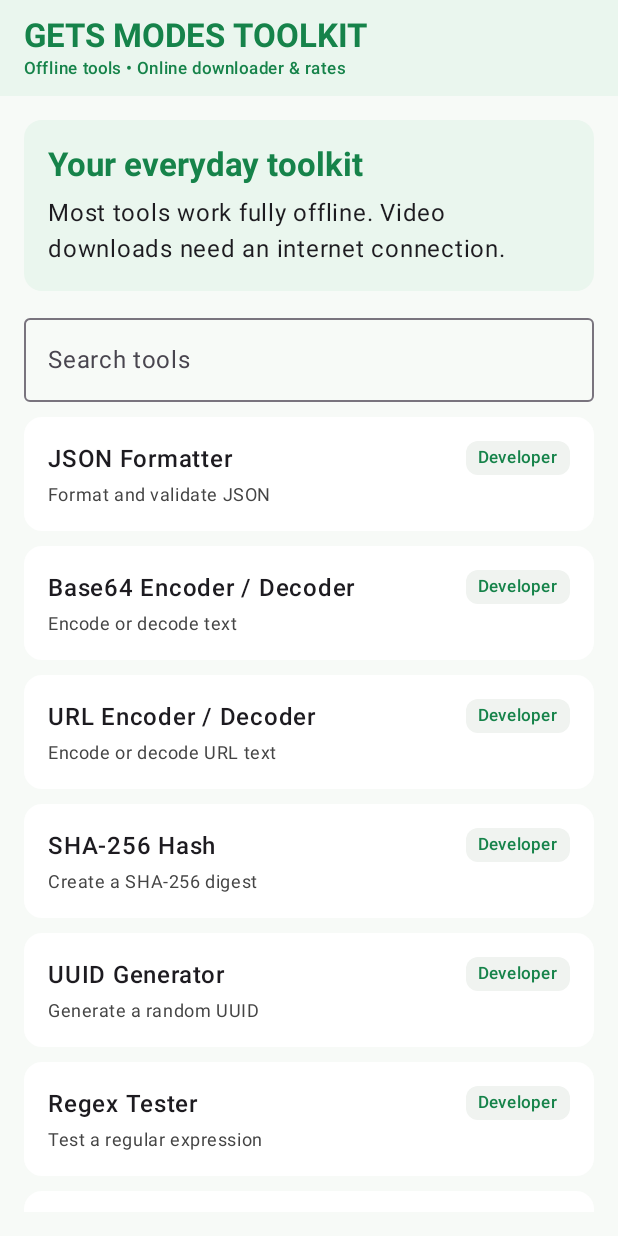
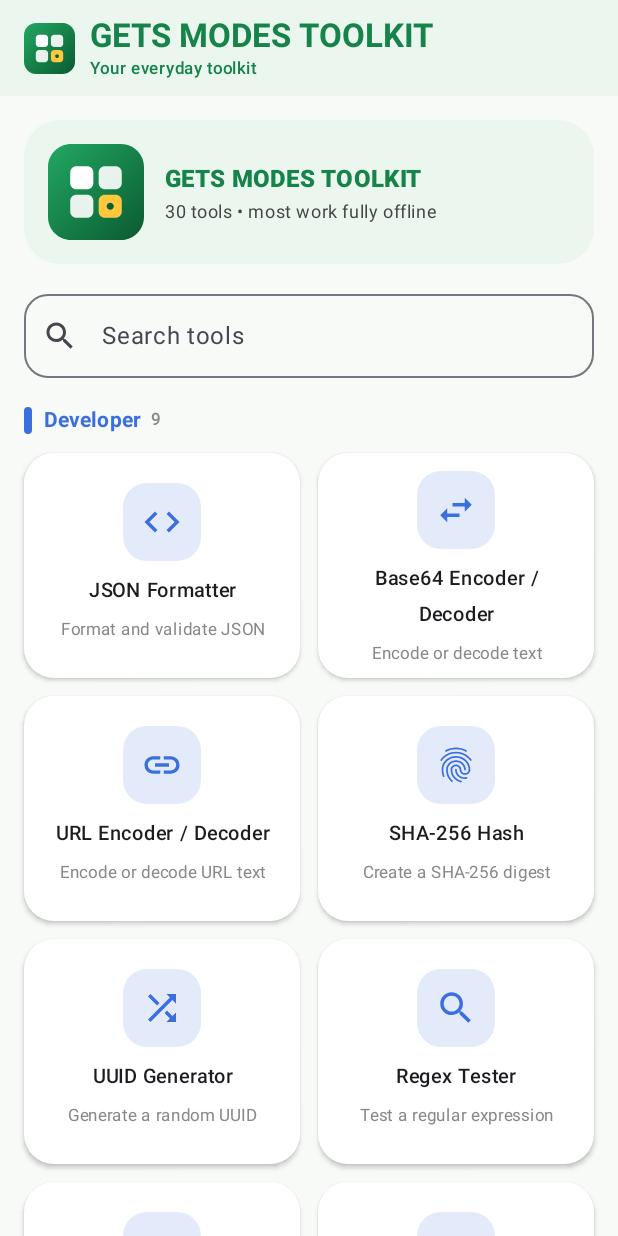
Before and after one commit to sahatanas43000-stack/GETS-MODES-TOOLKIT-, an Android app built with Jetpack Compose: the screen it shows after launch (MainActivity), on a phone screen of 412 x 824 dp. Run offline under Robolectric (Android 15) with nearby library versions, the phone set to English and light mode, and no system bars.

Commit message:
v2.3.0: app logo, redesigned home screen with per-tool icons; fix build
- New adaptive launcher icon and in-app logo
- Home screen grouped by category with a colored icon for every tool
- Opt in to ExperimentalMaterial3Api in VideoDownloaderScreen (fixes CI build)

Co-Authored-By: Claude Sonnet 5.5 <noreply@anthropic.com>
Claude-Session: https://claude.ai/code/session_013vFd5HPyYCgtsePGVLdr8j

```diff
--- a/app/build.gradle.kts
+++ b/app/build.gradle.kts
@@ -12,8 +12,8 @@ android {
         applicationId = "com.getsmodes.toolkit"
         minSdk = 26
         targetSdk = 35
-        versionCode = 4
-        versionName = "2.2.0"
+        versionCode = 5
+        versionName = "2.3.0"
     }
 
     buildFeatures {
--- a/app/src/main/AndroidManifest.xml
+++ b/app/src/main/AndroidManifest.xml
@@ -4,6 +4,8 @@
     <application
         android:allowBackup="true"
         android:label="GETS MODES TOOLKIT"
+        android:icon="@mipmap/ic_launcher"
+        android:roundIcon="@mipmap/ic_launcher_round"
         android:supportsRtl="true"
         android:theme="@android:style/Theme.Material.Light.NoActionBar">
         <activity
--- a/app/src/main/java/com/getsmodes/toolkit/MainActivity.kt
+++ b/app/src/main/java/com/getsmodes/toolkit/MainActivity.kt
@@ -9,23 +9,33 @@ import android.os.Environment
 import android.widget.Toast
 import androidx.activity.ComponentActivity
 import androidx.activity.compose.setContent
+import androidx.compose.foundation.Image
+import androidx.compose.foundation.background
 import androidx.compose.foundation.layout.*
+import androidx.compose.foundation.shape.RoundedCornerShape
 import androidx.compose.foundation.lazy.LazyColumn
 import androidx.compose.foundation.lazy.items
 import androidx.compose.foundation.text.selection.SelectionContainer
 import androidx.compose.material.icons.Icons
 import androidx.compose.material.icons.automirrored.filled.ArrowBack
-import androidx.compose.material.icons.filled.ContentCopy
+import androidx.compose.material.icons.automirrored.filled.Send
+import androidx.compose.material.icons.filled.*
 import androidx.compose.material.icons.filled.Download
 import androidx.compose.material3.*
 import androidx.compose.runtime.*
+import androidx.compose.ui.Alignment
 import androidx.compose.ui.Modifier
 import androidx.compose.ui.graphics.Color
+import androidx.compose.ui.graphics.vector.ImageVector
+import androidx.compose.ui.res.painterResource
 import androidx.compose.ui.platform.LocalClipboardManager
 import androidx.compose.ui.platform.LocalContext
 import androidx.compose.ui.text.AnnotatedString
 import androidx.compose.ui.text.font.FontWeight
+import androidx.compose.ui.text.style.TextAlign
+import androidx.compose.ui.text.style.TextOverflow
 import androidx.compose.ui.unit.dp
+import androidx.compose.ui.unit.sp
 import org.json.JSONArray
 import org.json.JSONObject
 import org.json.JSONTokener
@@ -50,39 +60,55 @@ class MainActivity : ComponentActivity() {
     }
 }
 
-private data class ToolItem(val title: String, val description: String, val category: String)
+private data class ToolItem(val title: String, val description: String, val category: String, val icon: ImageVector)
+
+private val categoryColors = mapOf(
+    "Developer" to Color(0xFF3B6FE0),
+    "Security" to Color(0xFF7A4FD6),
+    "Text" to Color(0xFFE07B2E),
+    "Telegram" to Color(0xFF229ED9),
+    "Notes" to Color(0xFFD9A400),
+    "QR" to Color(0xFF37474F),
+    "PDF" to Color(0xFFD93B3B),
+    "Converter" to Color(0xFF0E9AA7),
+    "Images" to Color(0xFFD6447A),
+    "Files" to Color(0xFF6B7A8A),
+    "Online" to Color(0xFF16834A)
+)
+
+private fun colorFor(category: String): Color = categoryColors[category] ?: Green
 
 private val toolItems = listOf(
-    ToolItem("JSON Formatter", "Format and validate JSON", "Developer"),
-    ToolItem("Base64 Encoder / Decoder", "Encode or decode text", "Developer"),
-    ToolItem("URL Encoder / Decoder", "Encode or decode URL text", "Developer"),
-    ToolItem("SHA-256 Hash", "Create a SHA-256 digest", "Developer"),
-    ToolItem("UUID Generator", "Generate a random UUID", "Developer"),
-    ToolItem("Regex Tester", "Test a regular expression", "Developer"),
-    ToolItem("Hash Generator", "MD5, SHA-1, SHA-256 and SHA-512 at once", "Developer"),
-    ToolItem("JWT Decoder", "Read a JWT header and payload (no signature check)", "Developer"),
-    ToolItem("Timestamp Converter", "Unix time to date, or leave empty for now", "Developer"),
-    ToolItem("Password Generator", "Secure random password (input = length)", "Security"),
-    ToolItem("Line Sorter", "Sort lines A-Z and trim blanks", "Text"),
-    ToolItem("Text Counter", "Count words, characters and lines", "Text"),
-    ToolItem("Case Converter", "Uppercase, lowercase and title case", "Text"),
-    ToolItem("Duplicate Line Remover", "Remove repeated lines", "Text"),
-    ToolItem("Telegram Post Formatter", "Prepare clean post text", "Telegram"),
-    ToolItem("Video Downloader", "Download direct video file links", "Online"),
-    ToolItem("Offline Notes", "Many private notes with search", "Notes"),
-    ToolItem("QR Code Generator", "Turn text or a link into a QR code", "QR"),
-    ToolItem("QR Code Scanner", "Scan with camera or from an image", "QR"),
-    ToolItem("Image to PDF", "Combine photos into one PDF", "PDF"),
-    ToolItem("Merge PDFs", "Join several PDF files into one", "PDF"),
-    ToolItem("Unit Converter", "Length, weight, volume, area, speed, data, temperature", "Converter"),
-    ToolItem("Currency Converter", "Live exchange rates, saved for offline use", "Online"),
-    ToolItem("ZIP Extractor", "Extract ZIP archives to app storage", "Files"),
-    ToolItem("Image Compressor", "Compress a photo offline", "Images"),
-    ToolItem("Image Resize", "Resize a photo offline", "Images"),
-    ToolItem("Manual Dress Editor", "Place and customize clothing overlays on a photo", "Images"),
-    ToolItem("Batch Rename", "Rename files in the app workspace", "Files"),
-    ToolItem("File Manager", "Browse files created by this app", "Files"),
-    ToolItem("Download History", "View video files downloaded by this app", "Online")
+    ToolItem("JSON Formatter", "Format and validate JSON", "Developer", Icons.Default.Code),
+    ToolItem("Base64 Encoder / Decoder", "Encode or decode text", "Developer", Icons.Default.SwapHoriz),
+    ToolItem("URL Encoder / Decoder", "Encode or decode URL text", "Developer", Icons.Default.Link),
+    ToolItem("SHA-256 Hash", "Create a SHA-256 digest", "Developer", Icons.Default.Fingerprint),
+    ToolItem("UUID Generator", "Generate a random UUID", "Developer", Icons.Default.Shuffle),
+    ToolItem("Regex Tester", "Test a regular expression", "Developer", Icons.Default.Search),
+    ToolItem("Hash Generator", "MD5, SHA-1, SHA-256 and SHA-512 at once", "Developer", Icons.Default.Tag),
+    ToolItem("JWT Decoder", "Read a JWT header and payload (no signature check)", "Developer", Icons.Default.VpnKey),
+    ToolItem("Timestamp Converter", "Unix time to date, or leave empty for now", "Developer", Icons.Default.Schedule),
+    ToolItem("Password Generator", "Secure random password (input = length)", "Security", Icons.Default.Key),
+    ToolItem("Text Counter", "Count words, characters and lines", "Text", Icons.Default.FormatListNumbered),
+    ToolItem("Case Converter", "Uppercase, lowercase and title case", "Text", Icons.Default.TextFields),
+    ToolItem("Duplicate Line Remover", "Remove repeated lines", "Text", Icons.Default.FilterList),
+    ToolItem("Line Sorter", "Sort lines A-Z and trim blanks", "Text", Icons.Default.SortByAlpha),
+    ToolItem("Telegram Post Formatter", "Prepare clean post text", "Telegram", Icons.AutoMirrored.Filled.Send),
+    ToolItem("Offline Notes", "Many private notes with search", "Notes", Icons.Default.StickyNote2),
+    ToolItem("QR Code Generator", "Turn text or a link into a QR code", "QR", Icons.Default.QrCode),
+    ToolItem("QR Code Scanner", "Scan with camera or from an image", "QR", Icons.Default.QrCodeScanner),
+    ToolItem("Image to PDF", "Combine photos into one PDF", "PDF", Icons.Default.PictureAsPdf),
+    ToolItem("Merge PDFs", "Join several PDF files into one", "PDF", Icons.Default.MergeType),
+    ToolItem("Unit Converter", "Length, weight, area, speed, data, temperature", "Converter", Icons.Default.Straighten),
+    ToolItem("Currency Converter", "Live exchange rates, saved for offline use", "Converter", Icons.Default.AttachMoney),
+    ToolItem("Image Compressor", "Compress a photo offline", "Images", Icons.Default.Compress),
+    ToolItem("Image Resize", "Resize a photo offline", "Images", Icons.Default.PhotoSizeSelectLarge),
+    ToolItem("Manual Dress Editor", "Place and customize clothing overlays on a photo", "Images", Icons.Default.Checkroom),
+    ToolItem("ZIP Extractor", "Extract ZIP archives to app storage", "Files", Icons.Default.FolderZip),
+    ToolItem("Batch Rename", "Rename files in the app workspace", "Files", Icons.Default.DriveFileRenameOutline),
+    ToolItem("File Manager", "Browse files created by this app", "Files", Icons.Default.Folder),
+    ToolItem("Video Downloader", "Download direct video file links", "Online", Icons.Default.Download),
+    ToolItem("Download History", "View video files downloaded by this app", "Online", Icons.Default.History)
 )
 
 @OptIn(ExperimentalMaterial3Api::class)
@@ -107,12 +133,16 @@ private fun ToolkitApp() {
             topBar = {
                 TopAppBar(
                     title = {
+                        Row(verticalAlignment = Alignment.CenterVertically) {
+                            Image(painterResource(R.drawable.ic_logo), contentDescription = "GETS MODES logo", modifier = Modifier.size(34.dp))
+                            Spacer(Modifier.width(10.dp))
                             Column {
-                            Text("GETS MODES TOOLKIT", fontWeight = FontWeight.Bold)
+                                Text(selected?.title ?: "GETS MODES TOOLKIT", fontWeight = FontWeight.Bold, maxLines = 1, overflow = TextOverflow.Ellipsis)
                                 Text(
-                                if (selected == null) "Offline tools • Online downloader & rates" else selected!!.category,
+                                    if (selected == null) "Your everyday toolkit" else selected!!.category,
                                     style = MaterialTheme.typography.labelSmall
                                 )
+                            }
                         }
                     },
                     navigationIcon = {
@@ -155,16 +185,26 @@ private fun HomeScreen(
     items: List<ToolItem>,
     onSelect: (ToolItem) -> Unit
 ) {
+    val sections = items.groupBy { it.category }
     LazyColumn(
-        modifier = modifier.fillMaxSize().padding(16.dp),
-        verticalArrangement = Arrangement.spacedBy(10.dp)
+        modifier = modifier.fillMaxSize().padding(horizontal = 16.dp),
+        contentPadding = PaddingValues(vertical = 16.dp),
+        verticalArrangement = Arrangement.spacedBy(12.dp)
     ) {
         item {
-            Card(colors = CardDefaults.cardColors(containerColor = PaleGreen)) {
-                Column(Modifier.padding(16.dp)) {
-                    Text("Your everyday toolkit", style = MaterialTheme.typography.titleLarge, fontWeight = FontWeight.Bold, color = Green)
-                    Spacer(Modifier.height(6.dp))
-                    Text("Most tools work fully offline. Video downloads need an internet connection.")
+            Card(
+                colors = CardDefaults.cardColors(containerColor = PaleGreen),
+                shape = RoundedCornerShape(24.dp),
+                modifier = Modifier.fillMaxWidth()
+            ) {
+                Row(Modifier.padding(16.dp), verticalAlignment = Alignment.CenterVertically) {
+                    Image(painterResource(R.drawable.ic_logo), contentDescription = "GETS MODES logo", modifier = Modifier.size(64.dp))
+                    Spacer(Modifier.width(14.dp))
+                    Column {
+                        Text("GETS MODES TOOLKIT", style = MaterialTheme.typography.titleMedium, fontWeight = FontWeight.ExtraBold, color = Green)
+                        Spacer(Modifier.height(2.dp))
+                        Text("${toolItems.size} tools • most work fully offline", style = MaterialTheme.typography.bodySmall, color = Color.DarkGray)
+                    }
                 }
             }
         }
@@ -173,33 +213,72 @@ private fun HomeScreen(
                 value = search,
                 onValueChange = onSearch,
                 modifier = Modifier.fillMaxWidth(),
+                shape = RoundedCornerShape(16.dp),
+                leadingIcon = { Icon(Icons.Default.Search, contentDescription = null) },
                 label = { Text("Search tools") },
                 singleLine = true
             )
         }
-        items(items) { item ->
-            Card(
-                modifier = Modifier.fillMaxWidth(),
-                onClick = { onSelect(item) },
-                colors = CardDefaults.cardColors(containerColor = Color.White)
-            ) {
-                Column(Modifier.padding(16.dp)) {
-                    Row(horizontalArrangement = Arrangement.SpaceBetween, modifier = Modifier.fillMaxWidth()) {
-                        Text(item.title, fontWeight = FontWeight.SemiBold)
-                        Surface(color = if (item.category == "Online") PaleGreen else Color(0xFFF0F3F0), shape = MaterialTheme.shapes.small) {
-                            Text(item.category, modifier = Modifier.padding(horizontal = 8.dp, vertical = 3.dp), style = MaterialTheme.typography.labelSmall, color = Green)
+        if (items.isEmpty()) {
+            item { Text("No tools match your search.", color = Color.Gray) }
+        }
+        sections.forEach { (category, list) ->
+            item(key = "header_$category") {
+                Row(verticalAlignment = Alignment.CenterVertically, modifier = Modifier.padding(top = 6.dp)) {
+                    Box(Modifier.size(width = 5.dp, height = 18.dp).background(colorFor(category), RoundedCornerShape(3.dp)))
+                    Spacer(Modifier.width(8.dp))
+                    Text(category, fontWeight = FontWeight.Bold, style = MaterialTheme.typography.titleSmall, color = colorFor(category))
+                    Spacer(Modifier.width(6.dp))
+                    Text("${list.size}", style = MaterialTheme.typography.labelSmall, color = Color.Gray)
                 }
             }
-                    Spacer(Modifier.height(4.dp))
-                    Text(item.description, style = MaterialTheme.typography.bodySmall, color = Color.DarkGray)
+            items(list.chunked(2), key = { row -> "row_" + row.first().title }) { pair ->
+                Row(horizontalArrangement = Arrangement.spacedBy(12.dp), modifier = Modifier.fillMaxWidth()) {
+                    pair.forEach { tool -> ToolCard(tool, onSelect, Modifier.weight(1f)) }
+                    if (pair.size == 1) Spacer(Modifier.weight(1f))
                 }
             }
         }
         item {
-            Column {
-                Text("Developed by Anas • Version 2.2.0", style = MaterialTheme.typography.labelMedium, color = Green)
+            Column(Modifier.padding(top = 8.dp)) {
+                Text("Developed by Anas • Version 2.3.0", style = MaterialTheme.typography.labelMedium, color = Green)
                 Text("Privacy: no analytics, accounts, ads or cloud storage.", style = MaterialTheme.typography.bodySmall, color = Color.Gray)
             }
+        }
+    }
+}
+
+@Composable
+private fun ToolCard(tool: ToolItem, onSelect: (ToolItem) -> Unit, modifier: Modifier) {
+    val accent = colorFor(tool.category)
+    Card(
+        onClick = { onSelect(tool) },
+        modifier = modifier.height(150.dp),
+        shape = RoundedCornerShape(20.dp),
+        colors = CardDefaults.cardColors(containerColor = Color.White),
+        elevation = CardDefaults.cardElevation(defaultElevation = 2.dp)
+    ) {
+        Column(
+            Modifier.fillMaxSize().padding(12.dp),
+            horizontalAlignment = Alignment.CenterHorizontally,
+            verticalArrangement = Arrangement.Center
+        ) {
+            Box(
+                Modifier.size(52.dp).background(accent.copy(alpha = 0.14f), RoundedCornerShape(16.dp)),
+                contentAlignment = Alignment.Center
+            ) {
+                Icon(tool.icon, contentDescription = null, tint = accent, modifier = Modifier.size(28.dp))
+            }
+            Spacer(Modifier.height(8.dp))
+            Text(
+                tool.title, fontWeight = FontWeight.SemiBold, fontSize = 13.sp, textAlign = TextAlign.Center,
+                maxLines = 2, overflow = TextOverflow.Ellipsis
+            )
+            Spacer(Modifier.height(2.dp))
+            Text(
+                tool.description, fontSize = 11.sp, color = Color.Gray, textAlign = TextAlign.Center,
+                maxLines = 2, overflow = TextOverflow.Ellipsis
+            )
         }
     }
 }
@@ -370,6 +449,7 @@ private fun regexTest(raw: String): String {
     return if (matches.isEmpty()) "No matches found." else matches.joinToString("\n")
 }
 
+@OptIn(ExperimentalMaterial3Api::class)
 @Composable
 private fun VideoDownloaderScreen(modifier: Modifier) {
     val context = LocalContext.current
--- /dev/null
+++ b/app/src/main/res/drawable/ic_launcher_background.xml
@@ -0,0 +1,13 @@
+<?xml version="1.0" encoding="utf-8"?>
+<vector xmlns:android="http://schemas.android.com/apk/res/android"
+    xmlns:aapt="http://schemas.android.com/aapt"
+    android:width="108dp" android:height="108dp" android:viewportWidth="108" android:viewportHeight="108">
+  <path android:pathData="M0,0h108v108h-108z">
+    <aapt:attr name="android:fillColor">
+      <gradient android:type="linear" android:startX="0" android:startY="0" android:endX="108" android:endY="108">
+        <item android:offset="0" android:color="#FF22A862" />
+        <item android:offset="1" android:color="#FF0B5A31" />
+      </gradient>
+    </aapt:attr>
+  </path>
+</vector>
--- /dev/null
+++ b/app/src/main/res/drawable/ic_launcher_foreground.xml
@@ -0,0 +1,9 @@
+<?xml version="1.0" encoding="utf-8"?>
+<vector xmlns:android="http://schemas.android.com/apk/res/android"
+    android:width="108dp" android:height="108dp" android:viewportWidth="108" android:viewportHeight="108">
+    <path android:fillColor="#FFFFFFFF" android:pathData="M32,25h12a7,7 0 0 1 7,7v12a7,7 0 0 1 -7,7h-12a7,7 0 0 1 -7,-7v-12a7,7 0 0 1 7,-7z" />
+    <path android:fillColor="#E6FFFFFF" android:pathData="M64,25h12a7,7 0 0 1 7,7v12a7,7 0 0 1 -7,7h-12a7,7 0 0 1 -7,-7v-12a7,7 0 0 1 7,-7z" />
+    <path android:fillColor="#E6FFFFFF" android:pathData="M32,57h12a7,7 0 0 1 7,7v12a7,7 0 0 1 -7,7h-12a7,7 0 0 1 -7,-7v-12a7,7 0 0 1 7,-7z" />
+    <path android:fillColor="#FFFFC83D" android:pathData="M64,57h12a7,7 0 0 1 7,7v12a7,7 0 0 1 -7,7h-12a7,7 0 0 1 -7,-7v-12a7,7 0 0 1 7,-7z" />
+    <path android:fillColor="#FF0E5E34" android:pathData="M66.0,70.0a4,4 0 1 0 8,0a4,4 0 1 0 -8,0z" />
+</vector>
--- /dev/null
+++ b/app/src/main/res/drawable/ic_logo.xml
@@ -0,0 +1,18 @@
+<?xml version="1.0" encoding="utf-8"?>
+<vector xmlns:android="http://schemas.android.com/apk/res/android"
+    xmlns:aapt="http://schemas.android.com/aapt"
+    android:width="108dp" android:height="108dp" android:viewportWidth="108" android:viewportHeight="108">
+  <path android:pathData="M26,0h56a26,26 0 0 1 26,26v56a26,26 0 0 1 -26,26h-56a26,26 0 0 1 -26,-26v-56a26,26 0 0 1 26,-26z">
+    <aapt:attr name="android:fillColor">
+      <gradient android:type="linear" android:startX="0" android:startY="0" android:endX="108" android:endY="108">
+        <item android:offset="0" android:color="#FF22A862" />
+        <item android:offset="1" android:color="#FF0B5A31" />
+      </gradient>
+    </aapt:attr>
+  </path>
+    <path android:fillColor="#FFFFFFFF" android:pathData="M32,25h12a7,7 0 0 1 7,7v12a7,7 0 0 1 -7,7h-12a7,7 0 0 1 -7,-7v-12a7,7 0 0 1 7,-7z" />
+    <path android:fillColor="#E6FFFFFF" android:pathData="M64,25h12a7,7 0 0 1 7,7v12a7,7 0 0 1 -7,7h-12a7,7 0 0 1 -7,-7v-12a7,7 0 0 1 7,-7z" />
+    <path android:fillColor="#E6FFFFFF" android:pathData="M32,57h12a7,7 0 0 1 7,7v12a7,7 0 0 1 -7,7h-12a7,7 0 0 1 -7,-7v-12a7,7 0 0 1 7,-7z" />
+    <path android:fillColor="#FFFFC83D" android:pathData="M64,57h12a7,7 0 0 1 7,7v12a7,7 0 0 1 -7,7h-12a7,7 0 0 1 -7,-7v-12a7,7 0 0 1 7,-7z" />
+    <path android:fillColor="#FF0E5E34" android:pathData="M66.0,70.0a4,4 0 1 0 8,0a4,4 0 1 0 -8,0z" />
+</vector>
--- /dev/null
+++ b/app/src/main/res/mipmap-anydpi-v26/ic_launcher.xml
@@ -0,0 +1,5 @@
+<?xml version="1.0" encoding="utf-8"?>
+<adaptive-icon xmlns:android="http://schemas.android.com/apk/res/android">
+    <background android:drawable="@drawable/ic_launcher_background" />
+    <foreground android:drawable="@drawable/ic_launcher_foreground" />
+</adaptive-icon>
--- /dev/null
+++ b/app/src/main/res/mipmap-anydpi-v26/ic_launcher_round.xml
@@ -0,0 +1,5 @@
+<?xml version="1.0" encoding="utf-8"?>
+<adaptive-icon xmlns:android="http://schemas.android.com/apk/res/android">
+    <background android:drawable="@drawable/ic_launcher_background" />
+    <foreground android:drawable="@drawable/ic_launcher_foreground" />
+</adaptive-icon>
```
Also changed, not shown: 1 other file. Lines whose indentation alone changed are shown as unchanged.
